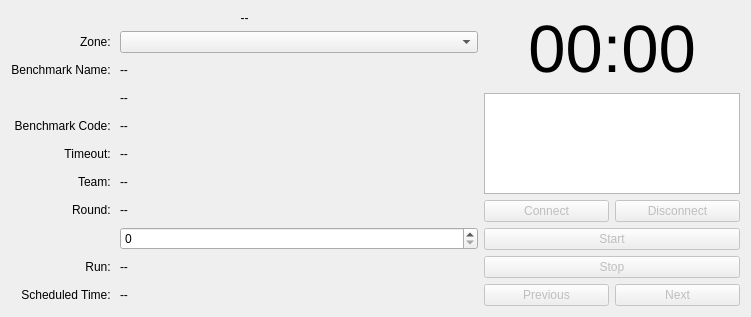
Enri2077/rsbb, file rsbb_refbox/src/rqt_roah_rsbb/benchmark_control.ui: the form before one commit.
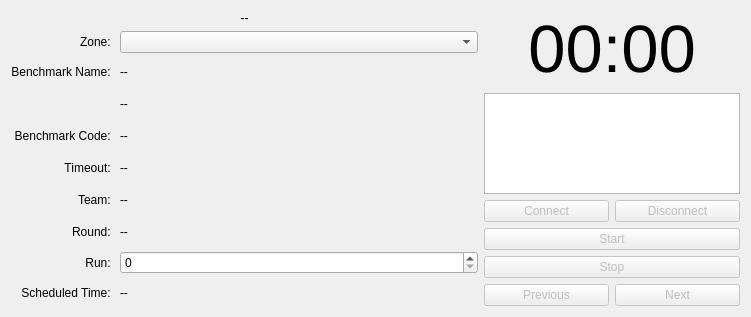
The form after the commit.

Patch:
```diff
--- a/rsbb_refbox/src/rqt_roah_rsbb/benchmark_control.ui
+++ b/rsbb_refbox/src/rqt_roah_rsbb/benchmark_control.ui
@@ -198,13 +198,6 @@
          </property>
         </widget>
        </item>
-       <item row="10" column="1">
-        <widget class="QLabel" name="run">
-         <property name="text">
-          <string>--</string>
-         </property>
-        </widget>
-       </item>
        <item row="11" column="1">
         <widget class="QLabel" name="sched">
          <property name="text">
@@ -225,7 +218,7 @@
        <item row="2" column="1">
         <widget class="QComboBox" name="zone"/>
        </item>
-       <item row="9" column="1">
+       <item row="10" column="1">
         <widget class="QSpinBox" name="run_selector"/>
        </item>
       </layout>
```
